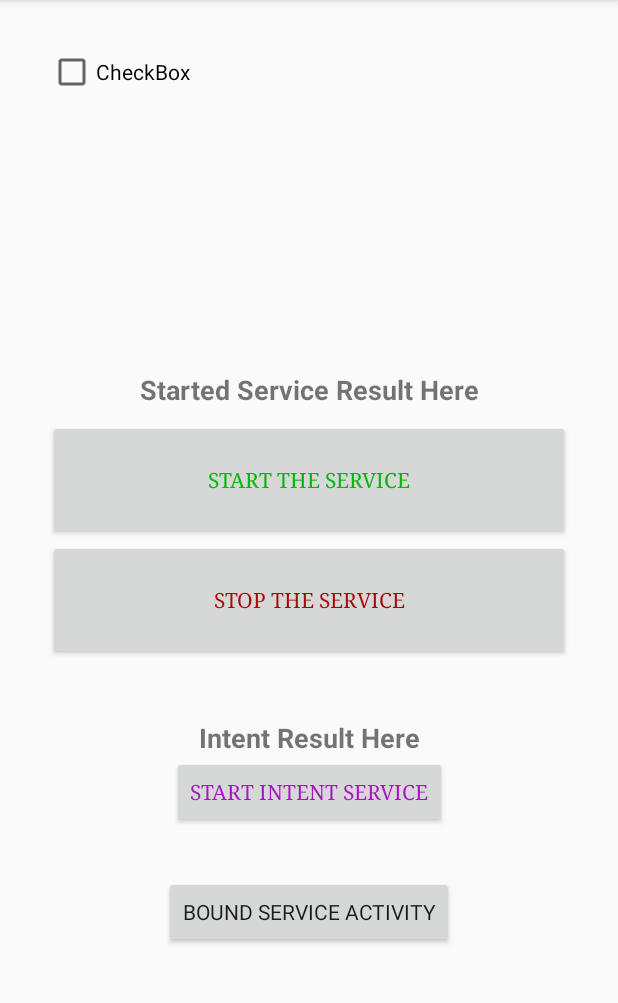
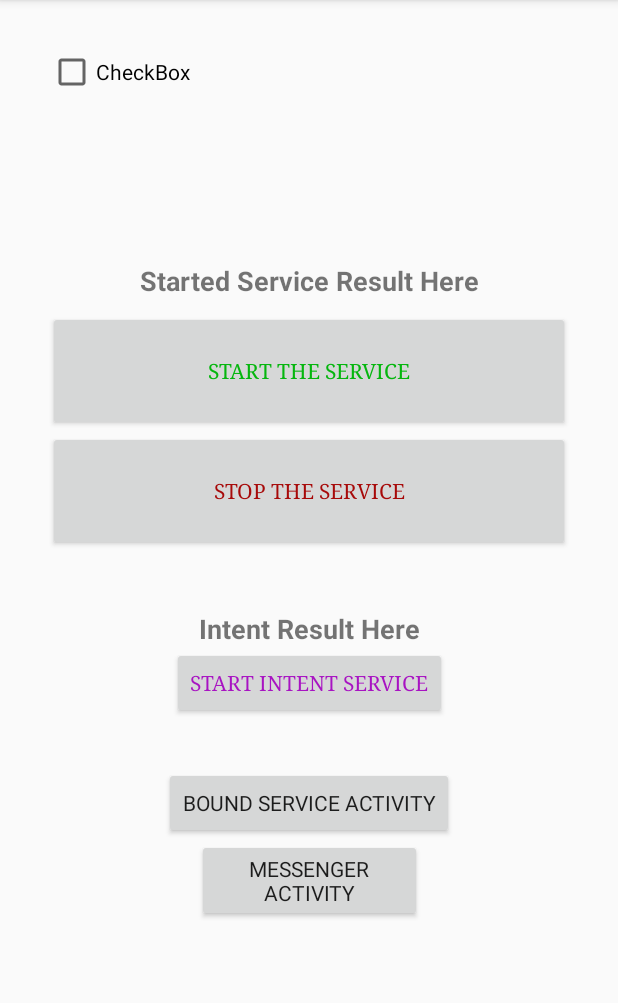
Before and after one commit to sunday58/Services, an Android app: the screen it shows after launch (MainActivity), on a phone screen of 412 x 824 dp, the part 84-1087 px from its top. Run offline under Robolectric (Android 15) with nearby library versions, the phone set to English and light mode, and no system bars.

```diff
--- a/app/src/main/res/layout/activity_main.xml
+++ b/app/src/main/res/layout/activity_main.xml
@@ -1,9 +1,14 @@
 <?xml version="1.0" encoding="utf-8"?>
-<androidx.constraintlayout.widget.ConstraintLayout xmlns:android="http://schemas.android.com/apk/res/android"
-    xmlns:app="http://schemas.android.com/apk/res-auto"
-    xmlns:tools="http://schemas.android.com/tools"
+
+<ScrollView
     android:layout_width="match_parent"
     android:layout_height="match_parent"
+    xmlns:android="http://schemas.android.com/apk/res/android"
+    xmlns:app="http://schemas.android.com/apk/res-auto"
+    xmlns:tools="http://schemas.android.com/tools">
+<androidx.constraintlayout.widget.ConstraintLayout
+    android:layout_width="match_parent"
+    android:layout_height="wrap_content"
     tools:context=".MainActivity">
 
 
@@ -121,4 +126,24 @@
             app:layout_constraintEnd_toEndOf="parent"
             app:layout_constraintStart_toStartOf="parent"
             app:layout_constraintTop_toBottomOf="@+id/btnStartIntentService" />
+
+        <Button
+            android:id="@+id/btnMessengerActivity"
+            android:layout_width="150dp"
+            android:layout_height="wrap_content"
+            android:layout_marginStart="8dp"
+            android:layout_marginLeft="8dp"
+            android:layout_marginEnd="8dp"
+            android:layout_marginRight="8dp"
+            android:layout_marginBottom="8dp"
+            android:text="Messenger Activity"
+            android:typeface="sans"
+            app:layout_constraintBottom_toBottomOf="parent"
+            app:layout_constraintEnd_toEndOf="parent"
+            app:layout_constraintStart_toStartOf="parent"
+            app:layout_constraintTop_toBottomOf="@+id/button"
+            android:onClick="moveToMessengerActivity"/>
+
+
 </androidx.constraintlayout.widget.ConstraintLayout>
+</ScrollView>
```
Also changed, not shown: app/src/main/AndroidManifest.xml (+6 -4 lines), app/src/main/java/com/example/android/services/MainActivity.java (+10 -0 lines), app/src/main/java/com/example/android/services/MyBoundService.java (deleted, +0 -39 lines), app/src/main/java/com/example/android/services/MyIntentService.java (deleted, +0 -52 lines), app/src/main/java/com/example/android/services/MyStartedService.java (deleted, +0 -94 lines), app/src/main/java/com/example/android/services/SecondActivity.java (deleted, +0 -94 lines). Lines whose indentation alone changed are shown as unchanged.
